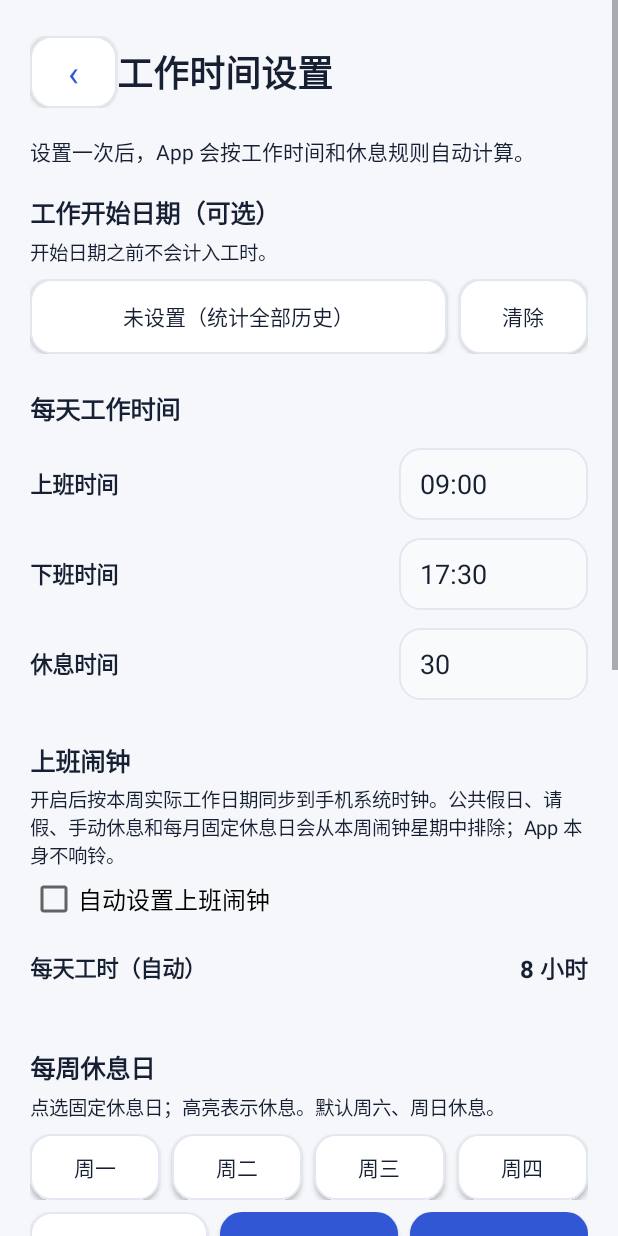
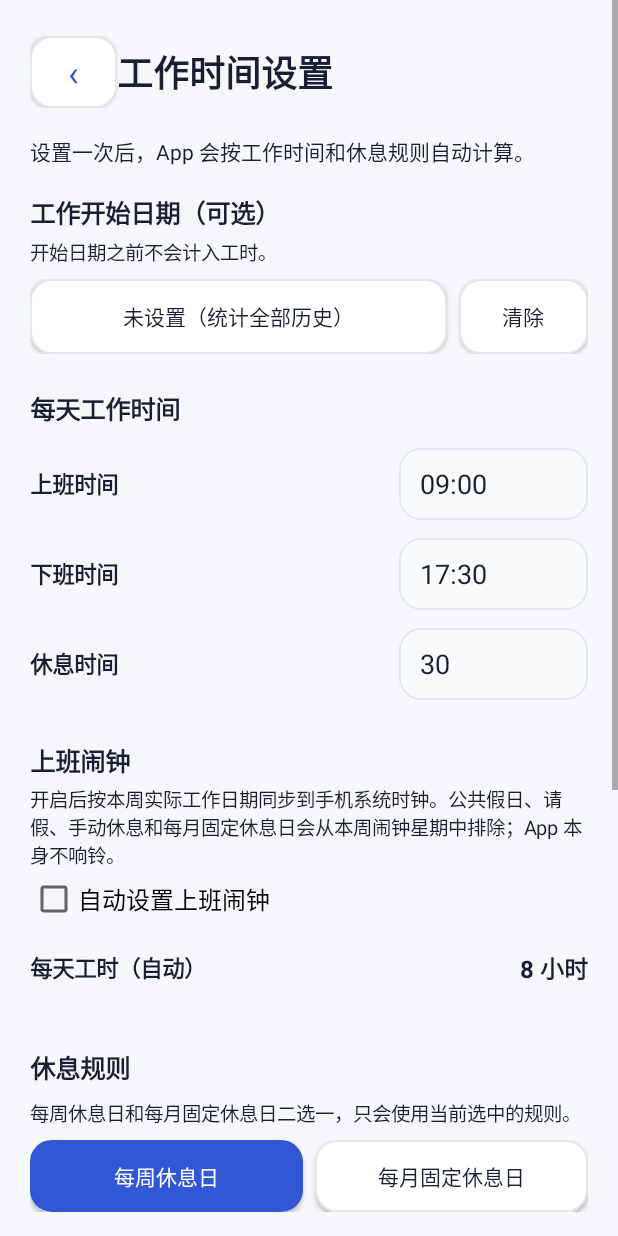
Before and after one commit to yagay/work, an Android app: the screen it shows after launch (SettingsActivity), after a tap on "设置", on a phone screen of 412 x 824 dp. Run offline under Robolectric (Android 15) with nearby library versions, the phone set to English and light mode, and no system bars; 4 statements that could not run were skipped.

Commit message:
Add selectable weekly or monthly rest rules

```diff
--- a/app/src/main/java/com/example/workhours/MainActivity.java
+++ b/app/src/main/java/com/example/workhours/MainActivity.java
@@ -53,6 +53,7 @@ public class MainActivity extends Activity {
     private static final String BREAK_MINUTES_KEY = "break_minutes";
     private static final String WORK_START_DATE_KEY = "work_start_date";
     private static final String MONTHLY_REST_DAYS_KEY = "monthly_rest_days";
+    private static final String REST_RULE_MODE_KEY = "rest_rule_mode";
 
     private SharedPreferences prefs;
     private YearMonth displayedMonth;
@@ -452,7 +453,10 @@ public class MainActivity extends Activity {
     private float getOvertimeHours(LocalDate d){if(!hasOvertime(d))return 0f;Float h=calculateHours(prefs.getString(overtimeStartKey(d),""),prefs.getString(overtimeEndKey(d),""),0);return h==null?0f:h;}
     private String getOvertimeTimeSummary(LocalDate d){return hasOvertime(d)?prefs.getString(overtimeStartKey(d),"")+"–"+prefs.getString(overtimeEndKey(d),""):"";}
     private String getDayTimeSummary(LocalDate d){if(!prefs.contains(dayStartKey(d))||!prefs.contains(dayEndKey(d)))return "";return prefs.getString(dayStartKey(d),"")+"–"+prefs.getString(dayEndKey(d),"")+" / 休息"+prefs.getInt(dayBreakKey(d),0)+"分钟";}
-    private boolean isConfiguredWorkDay(LocalDate d){int i=d.getDayOfWeek().getValue()-1;return prefs.getBoolean("day_"+i,i<5)&&!getMonthlyRestDays().contains(d.getDayOfMonth());}
+    private boolean isConfiguredWorkDay(LocalDate d){
+        if("monthly".equals(prefs.getString(REST_RULE_MODE_KEY,"weekly"))) return !getMonthlyRestDays().contains(d.getDayOfMonth());
+        int i=d.getDayOfWeek().getValue()-1; return prefs.getBoolean("day_"+i,i<5);
+    }
     private Set<Integer> getMonthlyRestDays(){Set<Integer>s=new HashSet<>();String raw=prefs.getString(MONTHLY_REST_DAYS_KEY,"");if(raw==null||raw.trim().isEmpty())return s;for(String p:raw.replace('，',',').split(",")){try{int v=Integer.parseInt(p.trim());if(v>=1&&v<=31)s.add(v);}catch(Exception ignored){}}return s;}
     private float getConfiguredDailyHours(){LocalTime s=parseTime(prefs.getString(START_TIME_KEY,"09:00")),e=parseTime(prefs.getString(END_TIME_KEY,"17:30"));int br=prefs.getInt(BREAK_MINUTES_KEY,30);if(s==null||e==null)return prefs.getFloat("daily_hours",8f);long m=Duration.between(s,e).toMinutes();if(m<=0)m+=1440;return Math.max(0,m-br)/60f;}
     private LocalTime parseTime(String r){try{return LocalTime.parse(r,DateTimeFormatter.ofPattern("HH:mm"));}catch(Exception e){return null;}}
--- a/app/src/main/java/com/example/workhours/SettingsActivity.java
+++ b/app/src/main/java/com/example/workhours/SettingsActivity.java
@@ -51,6 +51,7 @@ public class SettingsActivity extends Activity {
     private static final String BREAK_MINUTES_KEY = "break_minutes";
     private static final String WORK_START_DATE_KEY = "work_start_date";
     private static final String MONTHLY_REST_DAYS_KEY = "monthly_rest_days";
+    private static final String REST_RULE_MODE_KEY = "rest_rule_mode";
     private static final String WAGE_MODE_KEY = "wage_mode";
     private static final String HOURLY_RATE_KEY = "hourly_rate";
     private static final String MONTHLY_SALARY_KEY = "monthly_salary";
@@ -64,6 +65,14 @@ public class SettingsActivity extends Activity {
     private EditText breakInput;
     private EditText monthlyRestInput;
     private Button monthlyRestButton;
+    private Button weeklyRestModeButton;
+    private Button monthlyRestModeButton;
+    private LinearLayout weeklyRestGroup;
+    private LinearLayout monthlyRestGroup;
+    private GridLayout monthlyRestCalendarGrid;
+    private TextView monthlyRestMonthTitle;
+    private java.time.YearMonth displayedRestMonth;
+    private String restRuleMode = "weekly";
     private LinearLayout alarmOptionsGroup;
     private TextView previewText;
     private Button workStartDateButton;
@@ -218,35 +227,48 @@ public class SettingsActivity extends Activity {
         endInput.addTextChangedListener(hoursWatcher);
         breakInput.addTextChangedListener(hoursWatcher);
 
-        TextView weeklyTitle = text("每周休息日", 17, true);
-        weeklyTitle.setPadding(0, dp(24), 0, dp(4));
-        root.addView(weeklyTitle);
+        TextView restRuleTitle = text("休息规则", 17, true);
+        restRuleTitle.setPadding(0, dp(24), 0, dp(8));
+        root.addView(restRuleTitle);
+        TextView restRuleInfo = text("每周休息日和每月固定休息日二选一，只会使用当前选中的规则。", 13, false);
+        restRuleInfo.setPadding(0, 0, 0, dp(8));
+        root.addView(restRuleInfo);
+
+        LinearLayout restModeRow = new LinearLayout(this);
+        restModeRow.setOrientation(LinearLayout.HORIZONTAL);
+        root.addView(restModeRow);
+        weeklyRestModeButton = new Button(this);
+        weeklyRestModeButton.setText("每周休息日");
+        weeklyRestModeButton.setOnClickListener(v -> setRestRuleMode("weekly"));
+        restModeRow.addView(weeklyRestModeButton, new LinearLayout.LayoutParams(0, dp(48), 1f));
+        monthlyRestModeButton = new Button(this);
+        monthlyRestModeButton.setText("每月固定休息日");
+        monthlyRestModeButton.setOnClickListener(v -> setRestRuleMode("monthly"));
+        LinearLayout.LayoutParams mrmp = new LinearLayout.LayoutParams(0, dp(48), 1f);
+        mrmp.leftMargin = dp(8);
+        restModeRow.addView(monthlyRestModeButton, mrmp);
+
+        weeklyRestGroup = new LinearLayout(this);
+        weeklyRestGroup.setOrientation(LinearLayout.VERTICAL);
+        LinearLayout.LayoutParams wrgp = new LinearLayout.LayoutParams(-1, -2);
+        wrgp.topMargin = dp(12);
+        root.addView(weeklyRestGroup, wrgp);
         TextView weeklyInfo = text("点选固定休息日；高亮表示休息。默认周六、周日休息。", 13, false);
         weeklyInfo.setPadding(0, 0, 0, dp(8));
-        root.addView(weeklyInfo);
+        weeklyRestGroup.addView(weeklyInfo);
         String[] names = {"周一", "周二", "周三", "周四", "周五", "周六", "周日"};
         LinearLayout restRow1 = new LinearLayout(this);
         restRow1.setOrientation(LinearLayout.HORIZONTAL);
-        root.addView(restRow1);
+        weeklyRestGroup.addView(restRow1);
         LinearLayout restRow2 = new LinearLayout(this);
         restRow2.setOrientation(LinearLayout.HORIZONTAL);
-        LinearLayout.LayoutParams restRow2Params = new LinearLayout.LayoutParams(
-                LinearLayout.LayoutParams.MATCH_PARENT, LinearLayout.LayoutParams.WRAP_CONTENT);
+        LinearLayout.LayoutParams restRow2Params = new LinearLayout.LayoutParams(-1, -2);
         restRow2Params.topMargin = dp(8);
-        root.addView(restRow2, restRow2Params);
+        weeklyRestGroup.addView(restRow2, restRow2Params);
         for (int i = 0; i < 7; i++) {
-            final int index = i;
             Button day = new Button(this);
-            day.setText(names[i]);
-            day.setTextSize(14);
-            day.setAllCaps(false);
-            day.setMinHeight(0);
-            day.setMinWidth(0);
-            day.setPadding(dp(6), 0, dp(6), 0);
-            day.setOnClickListener(v -> {
-                day.setSelected(!day.isSelected());
-                updateRestDayButtonStyle(day);
-            });
+            day.setText(names[i]); day.setTextSize(14); day.setAllCaps(false); day.setMinHeight(0); day.setMinWidth(0); day.setPadding(dp(6),0,dp(6),0);
+            day.setOnClickListener(v -> { day.setSelected(!day.isSelected()); updateRestDayButtonStyle(day); });
             restDayButtons[i] = day;
             LinearLayout target = i < 4 ? restRow1 : restRow2;
             LinearLayout.LayoutParams dayParams = new LinearLayout.LayoutParams(0, dp(44), 1f);
@@ -255,58 +277,34 @@ public class SettingsActivity extends Activity {
             updateRestDayButtonStyle(day);
         }
 
-        TextView monthlyTitle = text("每月固定休息日期", 17, true);
-        monthlyTitle.setPadding(0, dp(24), 0, dp(4));
-        root.addView(monthlyTitle);
-        TextView monthlyInfo = text("点击选择每月固定休息的日期。", 13, false);
-        monthlyInfo.setPadding(0, 0, 0, dp(6));
-        root.addView(monthlyInfo);
+        monthlyRestGroup = new LinearLayout(this);
+        monthlyRestGroup.setOrientation(LinearLayout.VERTICAL);
+        LinearLayout.LayoutParams mrgp = new LinearLayout.LayoutParams(-1, -2);
+        mrgp.topMargin = dp(12);
+        root.addView(monthlyRestGroup, mrgp);
+        TextView monthlyInfo = text("点选日期作为每月固定休息日。月份用于查看日期对应星期和周末；所选日期会每月重复。", 13, false);
+        monthlyInfo.setPadding(0, 0, 0, dp(8));
+        monthlyRestGroup.addView(monthlyInfo);
         monthlyRestInput = input("", InputType.TYPE_CLASS_TEXT);
         monthlyRestInput.setVisibility(android.view.View.GONE);
-        root.addView(monthlyRestInput);
-        monthlyRestButton = new Button(this);
-        UiStyle.button(this, monthlyRestButton, false);
-        monthlyRestButton.setOnClickListener(v -> showMonthlyRestPicker());
-        root.addView(monthlyRestButton, new LinearLayout.LayoutParams(
-                LinearLayout.LayoutParams.MATCH_PARENT, dp(50)));
+        monthlyRestGroup.addView(monthlyRestInput);
 
-        TextView wageTitle = text("工资设置", 17, true);
-        wageTitle.setPadding(0, dp(26), 0, dp(6));
-        root.addView(wageTitle);
-        TextView wageInfo = text("设置工资计算方式。工资统计页面只负责查看，不再修改工资规则。", 13, false);
-        wageInfo.setPadding(0, 0, 0, dp(8));
-        root.addView(wageInfo);
+        LinearLayout monthNav = new LinearLayout(this);
+        monthNav.setOrientation(LinearLayout.HORIZONTAL); monthNav.setGravity(Gravity.CENTER_VERTICAL);
+        monthlyRestGroup.addView(monthNav, new LinearLayout.LayoutParams(-1, dp(54)));
+        Button prevRestMonth = new Button(this); prevRestMonth.setText("‹"); prevRestMonth.setTextSize(24); UiStyle.navButton(this, prevRestMonth);
+        prevRestMonth.setOnClickListener(v -> { displayedRestMonth = displayedRestMonth.minusMonths(1); rebuildMonthlyRestCalendar(); });
+        monthNav.addView(prevRestMonth, new LinearLayout.LayoutParams(dp(58), dp(48)));
+        monthlyRestMonthTitle = text("", 18, true); monthlyRestMonthTitle.setGravity(Gravity.CENTER);
+        monthNav.addView(monthlyRestMonthTitle, new LinearLayout.LayoutParams(0, -2, 1f));
+        Button nextRestMonth = new Button(this); nextRestMonth.setText("›"); nextRestMonth.setTextSize(24); UiStyle.navButton(this, nextRestMonth);
+        nextRestMonth.setOnClickListener(v -> { displayedRestMonth = displayedRestMonth.plusMonths(1); rebuildMonthlyRestCalendar(); });
+        monthNav.addView(nextRestMonth, new LinearLayout.LayoutParams(dp(58), dp(48)));
 
-        RadioGroup wageModes = new RadioGroup(this);
-        wageModes.setOrientation(RadioGroup.HORIZONTAL);
-        hourlyWageMode = new RadioButton(this);
-        hourlyWageMode.setText("按小时工资");
-        monthlyWageMode = new RadioButton(this);
-        monthlyWageMode.setText("按月固定工资");
-        wageModes.addView(hourlyWageMode, new RadioGroup.LayoutParams(0, -2, 1f));
-        wageModes.addView(monthlyWageMode, new RadioGroup.LayoutParams(0, -2, 1f));
-        root.addView(wageModes);
-
-        hourlyWageGroup = new LinearLayout(this);
-        hourlyWageGroup.setOrientation(LinearLayout.VERTICAL);
-        LinearLayout hourlyRow = settingInputRow("每小时工资（£）", dp(126));
-        hourlyRateInput = input("12.50", InputType.TYPE_CLASS_NUMBER | InputType.TYPE_NUMBER_FLAG_DECIMAL);
-        hourlyRow.addView(hourlyRateInput, compactInputParams(dp(126)));
-        hourlyWageGroup.addView(hourlyRow);
-        root.addView(hourlyWageGroup);
-
-        monthlyWageGroup = new LinearLayout(this);
-        monthlyWageGroup.setOrientation(LinearLayout.VERTICAL);
-        LinearLayout monthlySalaryRow = settingInputRow("每月固定工资（£）", dp(126));
-        monthlySalaryInput = input("2200", InputType.TYPE_CLASS_NUMBER | InputType.TYPE_NUMBER_FLAG_DECIMAL);
-        monthlySalaryRow.addView(monthlySalaryInput, compactInputParams(dp(126)));
-        monthlyWageGroup.addView(monthlySalaryRow);
-        TextView monthlyRule = text("月薪按当月计划上班日平均分摊。公共假日和请假默认保留工资；只有明确标记“扣工资”的日期才扣除当天份额。", 13, false);
-        monthlyRule.setPadding(0, dp(4), 0, dp(4));
-        monthlyWageGroup.addView(monthlyRule);
-        root.addView(monthlyWageGroup);
-
-        wageModes.setOnCheckedChangeListener((group, checkedId) -> updateWageModeVisibility());
+        monthlyRestCalendarGrid = new GridLayout(this);
+        monthlyRestCalendarGrid.setColumnCount(7); monthlyRestCalendarGrid.setAlignmentMode(GridLayout.ALIGN_BOUNDS);
+        monthlyRestGroup.addView(monthlyRestCalendarGrid);
+        monthlyRestButton = new Button(this); monthlyRestButton.setVisibility(android.view.View.GONE); monthlyRestGroup.addView(monthlyRestButton);
 
         Button save = new Button(this);
         UiStyle.button(this, save, true);
@@ -550,6 +548,70 @@ public class SettingsActivity extends Activity {
         }
     }
 
+    private void setRestRuleMode(String mode) {
+        restRuleMode = "monthly".equals(mode) ? "monthly" : "weekly";
+        boolean monthly = "monthly".equals(restRuleMode);
+        if (weeklyRestGroup != null) weeklyRestGroup.setVisibility(monthly ? android.view.View.GONE : android.view.View.VISIBLE);
+        if (monthlyRestGroup != null) monthlyRestGroup.setVisibility(monthly ? android.view.View.VISIBLE : android.view.View.GONE);
+        if (weeklyRestModeButton != null) { weeklyRestModeButton.setSelected(!monthly); updateRestModeButtonStyle(weeklyRestModeButton, !monthly); }
+        if (monthlyRestModeButton != null) { monthlyRestModeButton.setSelected(monthly); updateRestModeButtonStyle(monthlyRestModeButton, monthly); }
+        if (monthly && monthlyRestCalendarGrid != null) rebuildMonthlyRestCalendar();
+    }
+
+    private void updateRestModeButtonStyle(Button button, boolean selected) {
+        button.setTextColor(selected ? android.graphics.Color.WHITE : UiStyle.TEXT);
+        button.setBackground(UiStyle.roundRect(this, selected ? UiStyle.PRIMARY : UiStyle.CARD_BG, 14, selected ? UiStyle.PRIMARY : UiStyle.BORDER, 1));
+    }
+
+    private Set<Integer> selectedMonthlyRestDays() {
+        Set<Integer> out = new LinkedHashSet<>();
+        if (monthlyRestInput == null) return out;
+        String raw = monthlyRestInput.getText().toString().trim();
+        if (raw.isEmpty()) return out;
+        for (String part : raw.replace('，', ',').split(",")) {
+            try { int d = Integer.parseInt(part.trim()); if (d >= 1 && d <= 31) out.add(d); } catch (Exception ignored) { }
+        }
+        return out;
+    }
+
+    private void writeSelectedMonthlyRestDays(Set<Integer> days) {
+        StringBuilder out = new StringBuilder();
+        for (int d = 1; d <= 31; d++) if (days.contains(d)) { if (out.length() > 0) out.append(", "); out.append(d); }
+        monthlyRestInput.setText(out.toString());
+        updateMonthlyRestButton();
+    }
+
+    private void rebuildMonthlyRestCalendar() {
+        if (monthlyRestCalendarGrid == null || displayedRestMonth == null) return;
+        monthlyRestCalendarGrid.removeAllViews();
+        monthlyRestMonthTitle.setText(displayedRestMonth.getYear() + "年" + displayedRestMonth.getMonthValue() + "月");
+        String[] heads = {"一","二","三","四","五","六","日"};
+        for (int i=0;i<7;i++) {
+            TextView h=text(heads[i],13,true); h.setGravity(Gravity.CENTER);
+            if (i>=5) h.setTextColor(0xFFB14A4A);
+            GridLayout.LayoutParams hp=new GridLayout.LayoutParams(); hp.width=0; hp.height=dp(34); hp.columnSpec=GridLayout.spec(GridLayout.UNDEFINED,1f);
+            monthlyRestCalendarGrid.addView(h,hp);
+        }
+        int leading=displayedRestMonth.atDay(1).getDayOfWeek().getValue()-1;
+        Set<Integer> selected=selectedMonthlyRestDays();
+        int cells=((leading+displayedRestMonth.lengthOfMonth()+6)/7)*7;
+        for(int i=0;i<cells;i++) {
+            int day=i-leading+1;
+            if(day<1||day>displayedRestMonth.lengthOfMonth()) {
+                TextView blank=text("",13,false); GridLayout.LayoutParams bp=new GridLayout.LayoutParams(); bp.width=0; bp.height=dp(46); bp.columnSpec=GridLayout.spec(GridLayout.UNDEFINED,1f); monthlyRestCalendarGrid.addView(blank,bp); continue;
+            }
+            java.time.LocalDate date=displayedRestMonth.atDay(day);
+            boolean weekend=date.getDayOfWeek()==java.time.DayOfWeek.SATURDAY||date.getDayOfWeek()==java.time.DayOfWeek.SUNDAY;
+            Button b=new Button(this); b.setText(String.valueOf(day)); b.setTextSize(13); b.setAllCaps(false); b.setMinWidth(0); b.setMinHeight(0); b.setPadding(0,0,0,0);
+            boolean sel=selected.contains(day);
+            b.setTextColor(sel ? android.graphics.Color.WHITE : (weekend ? 0xFFB14A4A : UiStyle.TEXT));
+            b.setBackground(UiStyle.roundRect(this, sel ? UiStyle.PRIMARY : (weekend ? 0xFFFFF4F4 : UiStyle.CARD_BG), 10, sel ? UiStyle.PRIMARY : UiStyle.BORDER, 1));
+            b.setOnClickListener(v -> { Set<Integer> cur=selectedMonthlyRestDays(); if(cur.contains(day))cur.remove(day);else cur.add(day); writeSelectedMonthlyRestDays(cur); rebuildMonthlyRestCalendar(); });
+            GridLayout.LayoutParams gp=new GridLayout.LayoutParams(); gp.width=0; gp.height=dp(46); gp.columnSpec=GridLayout.spec(GridLayout.UNDEFINED,1f); gp.setMargins(dp(2),dp(2),dp(2),dp(2));
+            monthlyRestCalendarGrid.addView(b,gp);
+        }
+    }
+
     private void updateRestDayButtonStyle(Button button) {
         boolean rest = button.isSelected();
         button.setTextColor(rest ? android.graphics.Color.WHITE : UiStyle.TEXT);
@@ -641,6 +703,9 @@ public class SettingsActivity extends Activity {
         endInput.setText(prefs.getString(END_TIME_KEY, "17:30"));
         breakInput.setText(String.valueOf(prefs.getInt(BREAK_MINUTES_KEY, 30)));
         monthlyRestInput.setText(prefs.getString(MONTHLY_REST_DAYS_KEY, ""));
+        restRuleMode = prefs.getString(REST_RULE_MODE_KEY, "weekly");
+        if (!"monthly".equals(restRuleMode)) restRuleMode = "weekly";
+        displayedRestMonth = java.time.YearMonth.now();
         workAlarmCheck.setChecked(prefs.getBoolean(WorkAlarmManager.ENABLED_KEY, false));
         alarmFollowWorkTimeCheck.setChecked(prefs.getBoolean(WorkAlarmManager.FOLLOW_WORK_TIME_KEY, true));
         alarmTimeInput.setText(prefs.getString(WorkAlarmManager.ALARM_TIME_KEY, "07:30"));
@@ -650,6 +715,8 @@ public class SettingsActivity extends Activity {
         alarmOptionsGroup.setVisibility(workAlarmCheck.isChecked()
                 ? android.view.View.VISIBLE : android.view.View.GONE);
         updateMonthlyRestButton();
+        setRestRuleMode(restRuleMode);
+        rebuildMonthlyRestCalendar();
         String wageMode = prefs.getString(WAGE_MODE_KEY, "hourly");
         hourlyWageMode.setChecked(!"monthly".equals(wageMode));
         monthlyWageMode.setChecked("monthly".equals(wageMode));
@@ -747,6 +814,7 @@ public class SettingsActivity extends Activity {
                 .putInt(BREAK_MINUTES_KEY, breakMinutes)
                 .putFloat("daily_hours", dailyHours)
                 .putString(MONTHLY_REST_DAYS_KEY, monthlyRestDays)
+                .putString(REST_RULE_MODE_KEY, restRuleMode)
                 .putBoolean(WorkAlarmManager.ENABLED_KEY, workAlarmCheck.isChecked())
                 .putBoolean(WorkAlarmManager.FOLLOW_WORK_TIME_KEY, followWorkTime)
                 .putString(WorkAlarmManager.ALARM_TIME_KEY, alarmTime)
--- a/app/src/main/java/com/example/workhours/WagePanel.java
+++ b/app/src/main/java/com/example/workhours/WagePanel.java
@@ -49,6 +49,7 @@ public class WagePanel extends LinearLayout {
     private static final String BREAK_MINUTES_KEY = "break_minutes";
     private static final String WORK_START_DATE_KEY = "work_start_date";
     private static final String MONTHLY_REST_DAYS_KEY = "monthly_rest_days";
+    private static final String REST_RULE_MODE_KEY = "rest_rule_mode";
 
     private SharedPreferences prefs;
     private RadioButton hourlyMode;
@@ -505,9 +506,9 @@ public class WagePanel extends LinearLayout {
     }
 
     private boolean isPlannedPaidDay(LocalDate date) {
+        if ("monthly".equals(prefs.getString(REST_RULE_MODE_KEY, "weekly"))) return !isMonthlyRestDay(date);
         int index = date.getDayOfWeek().getValue() - 1;
-        boolean weekly = prefs.getBoolean("day_" + index, index < 5);
-        return weekly && !isMonthlyRestDay(date);
+        return prefs.getBoolean("day_" + index, index < 5);
     }
 
     private float getHours(LocalDate date) {
--- a/app/src/main/java/com/example/workhours/WorkAlarmManager.java
+++ b/app/src/main/java/com/example/workhours/WorkAlarmManager.java
@@ -31,6 +31,7 @@ public final class WorkAlarmManager {
     private static final String START_TIME_KEY = "start_time";
     private static final String WORK_START_DATE_KEY = "work_start_date";
     private static final String MONTHLY_REST_DAYS_KEY = "monthly_rest_days";
+    private static final String REST_RULE_MODE_KEY = "rest_rule_mode";
     private static final String LEAVE_PREFIX = "leave_";
     private static final String REST_PREFIX = "rest_";
     private static final String OVERRIDE_PREFIX = "hours_";
@@ -148,9 +149,11 @@ public final class WorkAlarmManager {
         // A manually configured normal work day overrides automatic weekly/monthly rest rules.
         if (prefs.contains(OVERRIDE_PREFIX + date)) return true;
 
+        if ("monthly".equals(prefs.getString(REST_RULE_MODE_KEY, "weekly"))) {
+            return !getMonthlyRestDays(prefs).contains(date.getDayOfMonth());
+        }
         int dayIndex = date.getDayOfWeek().getValue() - 1;
-        if (!prefs.getBoolean("day_" + dayIndex, dayIndex < 5)) return false;
-        return !getMonthlyRestDays(prefs).contains(date.getDayOfMonth());
+        return prefs.getBoolean("day_" + dayIndex, dayIndex < 5);
     }
 
     private static int toCalendarDay(DayOfWeek day) {
```
